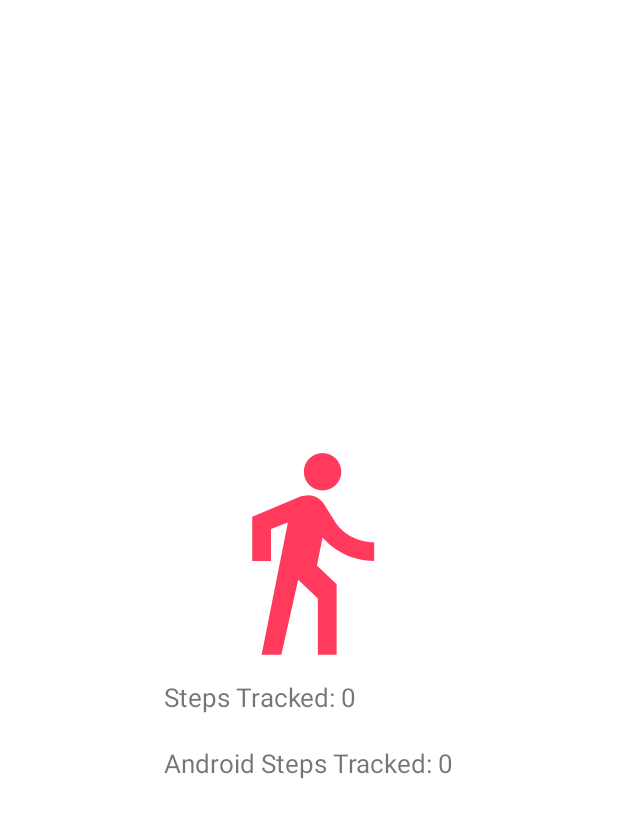
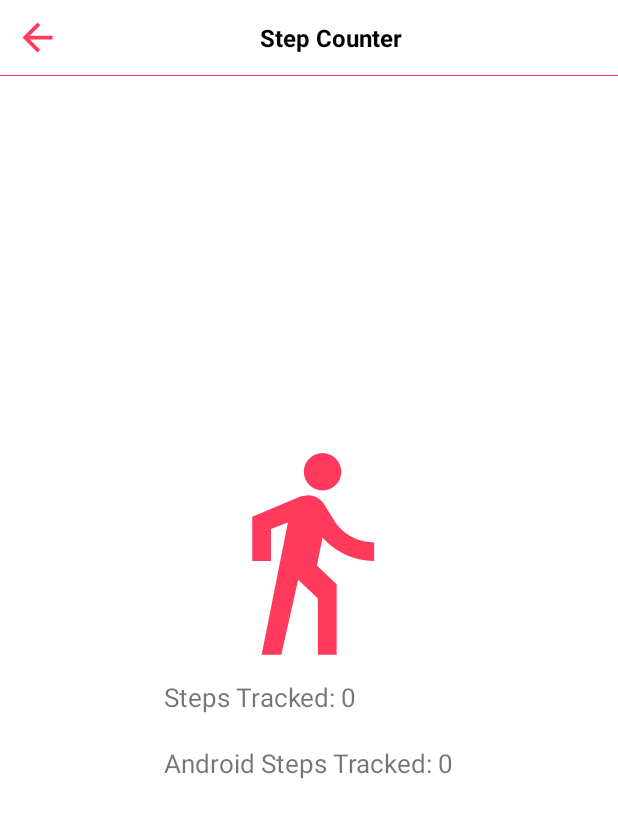
Before and after one commit to MuntashirBinSolaiman/ultimate-fitness, an Android app: the StepCounterActivity screen opened directly, with no data from a screen before it, on a phone screen of 412 x 824 dp. Shown: the top 818 px of the screen. Run offline under Robolectric (Android 15) with nearby library versions, the phone set to English and light mode, and no system bars; libraries missing offline, so code that uses them is left out: com.jjoe64.graphview; plain views replace GraphView; 16 statements that could not run were skipped.

Commit message:
step counter page updated

```diff
--- a/app/src/main/res/layout/activity_step_counter.xml
+++ b/app/src/main/res/layout/activity_step_counter.xml
@@ -8,11 +8,11 @@
 
     <include
         android:id="@+id/include"
-        layout="@layout/topbar"
+        layout="@layout/toolbar"
         app:layout_constraintEnd_toEndOf="parent"
         app:layout_constraintStart_toStartOf="parent"
         app:layout_constraintTop_toTopOf="parent"
-        android:visibility="gone"/>
+        />
 
 
     <RelativeLayout
```
